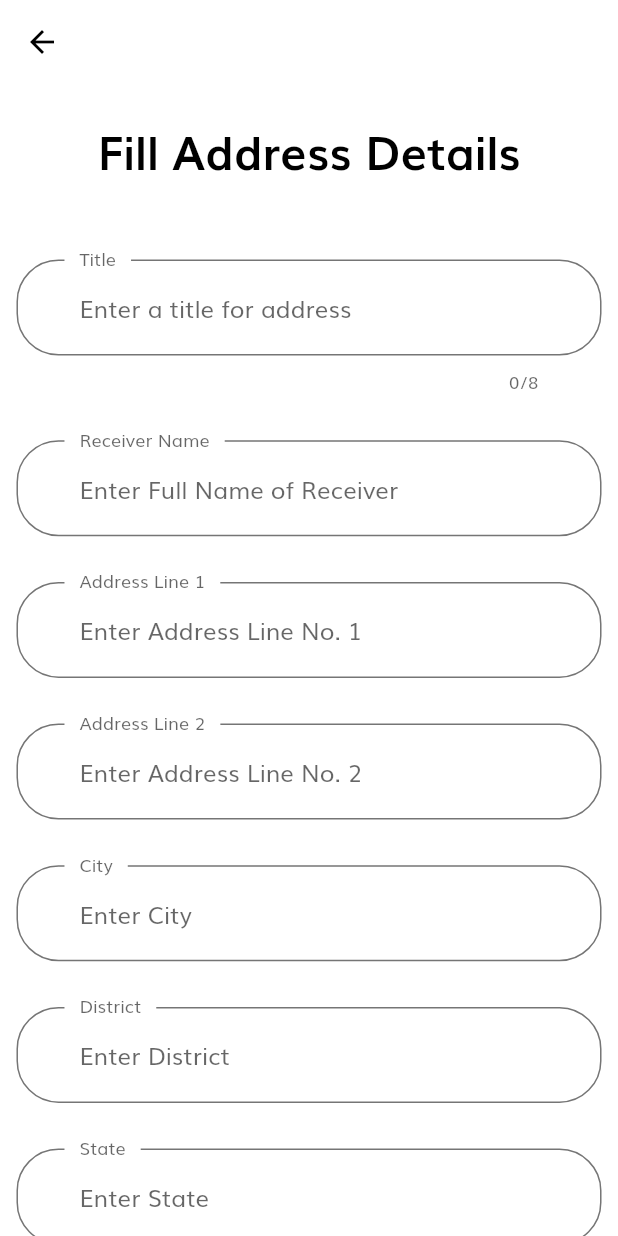
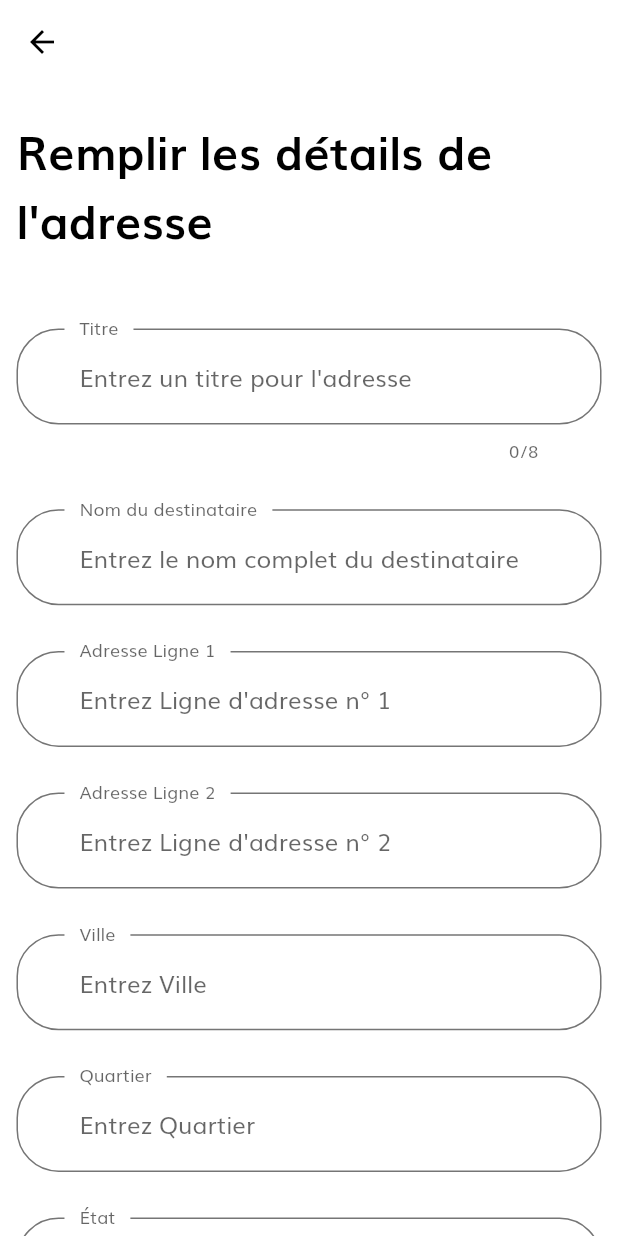
Before and after one commit to noucharles/mobile-shop-games, a Flutter app: the EditAddressScreen screen opened directly, on a phone screen of 412 x 824 dp. Run offline on Flutter 3.47's test engine with Material 2 defaults, Android fonts, the phone set to English and light mode, and no system bars; our stand-ins replace cloud_firestore, firebase_auth, firebase_core, firebase_storage, flutter_rating_bar, flutter_svg and 5 more; missing offline and left inert: enum_to_string, future_progress_dialog, pinch_zoom_image_updated, swipedetector; accounts and stored records are empty; network calls fail.

Commit message:
traduction fr edit_address & edit_product

```diff
--- a/lib/screens/edit_address/components/address_details_form.dart
+++ b/lib/screens/edit_address/components/address_details_form.dart
@@ -87,7 +87,7 @@
           buildPhoneField(),
           SizedBox(height: getProportionateScreenHeight(30)),
           DefaultButton(
-            text: "Save Address",
+            text: "Enregistrer l'adresse",
             press: widget.addressToEdit == null
                 ? saveNewAddressButtonCallback
                 : saveEditedAddressButtonCallback,
@@ -116,8 +116,8 @@
       keyboardType: TextInputType.name,
       maxLength: 8,
       decoration: InputDecoration(
-        hintText: "Enter a title for address",
-        labelText: "Title",
+        hintText: "Entrez un titre pour l'adresse",
+        labelText: "Titre",
         floatingLabelBehavior: FloatingLabelBehavior.always,
       ),
       validator: (value) {
@@ -135,8 +135,8 @@
       controller: receiverFieldController,
       keyboardType: TextInputType.name,
       decoration: InputDecoration(
-        hintText: "Enter Full Name of Receiver",
-        labelText: "Receiver Name",
+        hintText: "Entrez le nom complet du destinataire",
+        labelText: "Nom du destinataire",
         floatingLabelBehavior: FloatingLabelBehavior.always,
       ),
       validator: (value) {
@@ -154,8 +154,8 @@
       controller: addressLine1FieldController,
       keyboardType: TextInputType.streetAddress,
       decoration: InputDecoration(
-        hintText: "Enter Address Line No. 1",
-        labelText: "Address Line 1",
+        hintText: "Entrez Ligne d'adresse n° 1",
+        labelText: "Adresse Ligne 1",
         floatingLabelBehavior: FloatingLabelBehavior.always,
       ),
       validator: (value) {
@@ -173,8 +173,8 @@
       controller: addressLine2FieldController,
       keyboardType: TextInputType.streetAddress,
       decoration: InputDecoration(
-        hintText: "Enter Address Line No. 2",
-        labelText: "Address Line 2",
+        hintText: "Entrez Ligne d'adresse n° 2",
+        labelText: "Adresse Ligne 2",
         floatingLabelBehavior: FloatingLabelBehavior.always,
       ),
       validator: (value) {
@@ -192,8 +192,8 @@
       controller: cityFieldController,
       keyboardType: TextInputType.name,
       decoration: InputDecoration(
-        hintText: "Enter City",
-        labelText: "City",
+        hintText: "Entrez Ville",
+        labelText: "Ville",
         floatingLabelBehavior: FloatingLabelBehavior.always,
       ),
       validator: (value) {
@@ -211,8 +211,8 @@
       controller: districtFieldController,
       keyboardType: TextInputType.name,
       decoration: InputDecoration(
-        hintText: "Enter District",
-        labelText: "District",
+        hintText: "Entrez Quartier",
+        labelText: "Quartier",
         floatingLabelBehavior: FloatingLabelBehavior.always,
       ),
       validator: (value) {
@@ -230,8 +230,8 @@
       controller: stateFieldController,
       keyboardType: TextInputType.name,
       decoration: InputDecoration(
-        hintText: "Enter State",
-        labelText: "State",
+        hintText: "Entrez l'état",
+        labelText: "État",
         floatingLabelBehavior: FloatingLabelBehavior.always,
       ),
       validator: (value) {
@@ -249,17 +249,17 @@
       controller: pincodeFieldController,
       keyboardType: TextInputType.number,
       decoration: InputDecoration(
-        hintText: "Enter PINCODE",
-        labelText: "PINCODE",
+        hintText: "Entrez le CODE PIN",
+        labelText: "CODE PIN",
         floatingLabelBehavior: FloatingLabelBehavior.always,
       ),
       validator: (value) {
         if (pincodeFieldController.text.isEmpty) {
           return FIELD_REQUIRED_MSG;
         } else if (!isNumeric(pincodeFieldController.text)) {
-          return "Only digits field";
+          return "Champ de chiffres uniquement";
         } else if (pincodeFieldController.text.length != 6) {
-          return "PINCODE must be of 6 Digits only";
+          return "Le CODE PIN doit être composé de 6 chiffres uniquement ";
         }
         return null;
       },
@@ -272,8 +272,8 @@
       controller: landmarkFieldController,
       keyboardType: TextInputType.name,
       decoration: InputDecoration(
-        hintText: "Enter Landmark",
-        labelText: "Landmark",
+        hintText: "Entrez un point de repère",
+        labelText: "Point de repère",
         floatingLabelBehavior: FloatingLabelBehavior.always,
       ),
       validator: (value) {
@@ -291,15 +291,15 @@
       controller: phoneFieldController,
       keyboardType: TextInputType.phone,
       decoration: InputDecoration(
-        hintText: "Enter Phone Number",
-        labelText: "Phone Number",
+        hintText: "Entrez le numéro de téléphone",
+        labelText: "Numéro de téléphone",
         floatingLabelBehavior: FloatingLabelBehavior.always,
       ),
       validator: (value) {
         if (phoneFieldController.text.isEmpty) {
           return FIELD_REQUIRED_MSG;
         } else if (phoneFieldController.text.length != 10) {
-          return "Only 10 Digits";
+          return "Seulement 10 chiffres";
         }
         return null;
       },
@@ -317,16 +317,16 @@
         status =
             await UserDatabaseHelper().addAddressForCurrentUser(newAddress);
         if (status == true) {
-          snackbarMessage = "Address saved successfully";
+          snackbarMessage = "Adresse enregistrée avec succès";
         } else {
-          throw "Coundn't save the address due to unknown reason";
+          throw "Je n'ai pas enregistré l'adresse pour une raison inconnue";
         }
       } on FirebaseException catch (e) {
         Logger().w("Firebase Exception: $e");
-        snackbarMessage = "Something went wrong";
+        snackbarMessage = "Un problème est survenu";
       } catch (e) {
         Logger().w("Unknown Exception: $e");
-        snackbarMessage = "Something went wrong";
+        snackbarMessage = "Un problème est survenu";
       } finally {
         Logger().i(snackbarMessage);
         ScaffoldMessenger.of(context).showSnackBar(
@@ -350,16 +350,16 @@
         status =
             await UserDatabaseHelper().updateAddressForCurrentUser(newAddress);
         if (status == true) {
-          snackbarMessage = "Address updated successfully";
+          snackbarMessage = "Adresse mise à jour avec succès";
         } else {
-          throw "Couldn't update address due to unknown reason";
+          throw "Impossible de mettre à jour l'adresse pour une raison inconnue";
         }
       } on FirebaseException catch (e) {
         Logger().w("Firebase Exception: $e");
-        snackbarMessage = "Something went wrong";
+        snackbarMessage = "Un problème est survenu";
       } catch (e) {
         Logger().w("Unknown Exception: $e");
-        snackbarMessage = "Something went wrong";
+        snackbarMessage = "Un problème est survenu";
       } finally {
         Logger().i(snackbarMessage);
         ScaffoldMessenger.of(context).showSnackBar(
--- a/lib/screens/edit_address/components/body.dart
+++ b/lib/screens/edit_address/components/body.dart
@@ -24,7 +24,7 @@
               children: [
                 SizedBox(height: getProportionateScreenHeight(20)),
                 Text(
-                  "Fill Address Details",
+                  "Remplir les détails de l'adresse ",
                   style: headingStyle,
                 ),
                 SizedBox(height: getProportionateScreenHeight(30)),
--- a/lib/screens/edit_product/components/body.dart
+++ b/lib/screens/edit_product/components/body.dart
@@ -23,7 +23,7 @@
               children: [
                 SizedBox(height: getProportionateScreenHeight(10)),
                 Text(
-                  "Fill Product Details",
+                  "Remplissez les détails du produit",
                   style: headingStyle,
                 ),
                 SizedBox(height: getProportionateScreenHeight(30)),
--- a/lib/screens/edit_product/provider_models/ProductDetails.dart
+++ b/lib/screens/edit_product/provider_models/ProductDetails.dart
@@ -12,7 +12,7 @@
   CustomImage({this.imgType = ImageType.local, @required this.path});
   @override
   String toString() {
-    return "Instance of Custom Image: {imgType: $imgType, path: $path}";
+    return "Instance d'image personnalisée : {imgType: $imgType, path: $path}";
   }
 }
 
```
Also changed, not shown: lib/screens/edit_product/components/edit_product_form.dart (+36 -36 lines).
